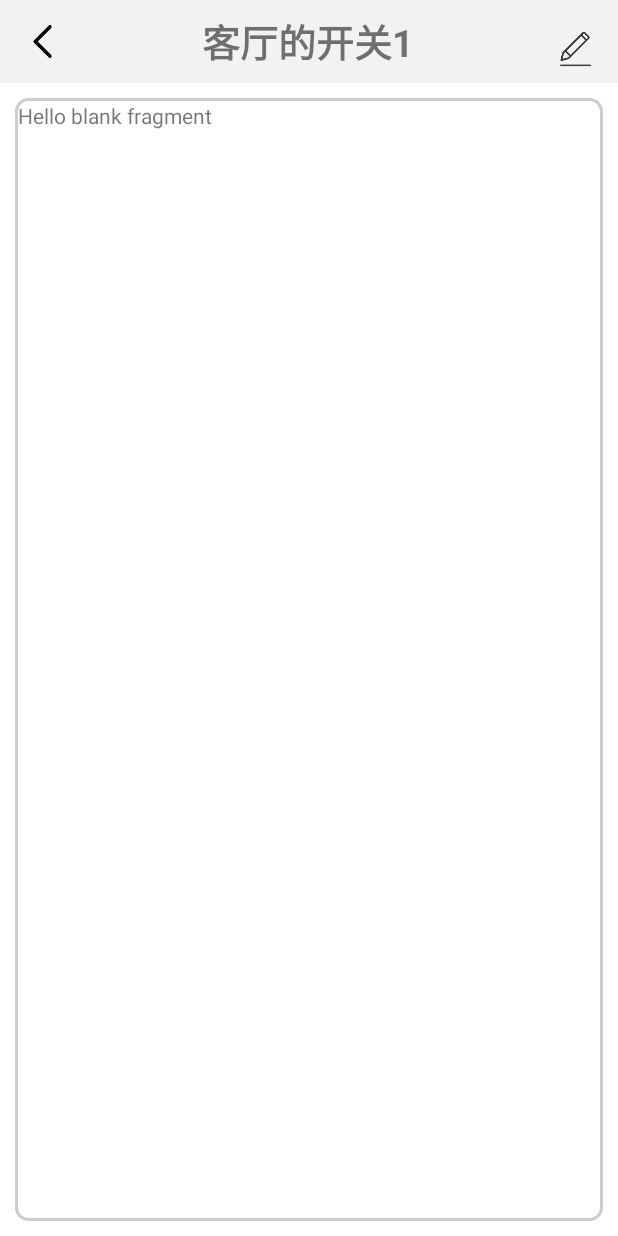
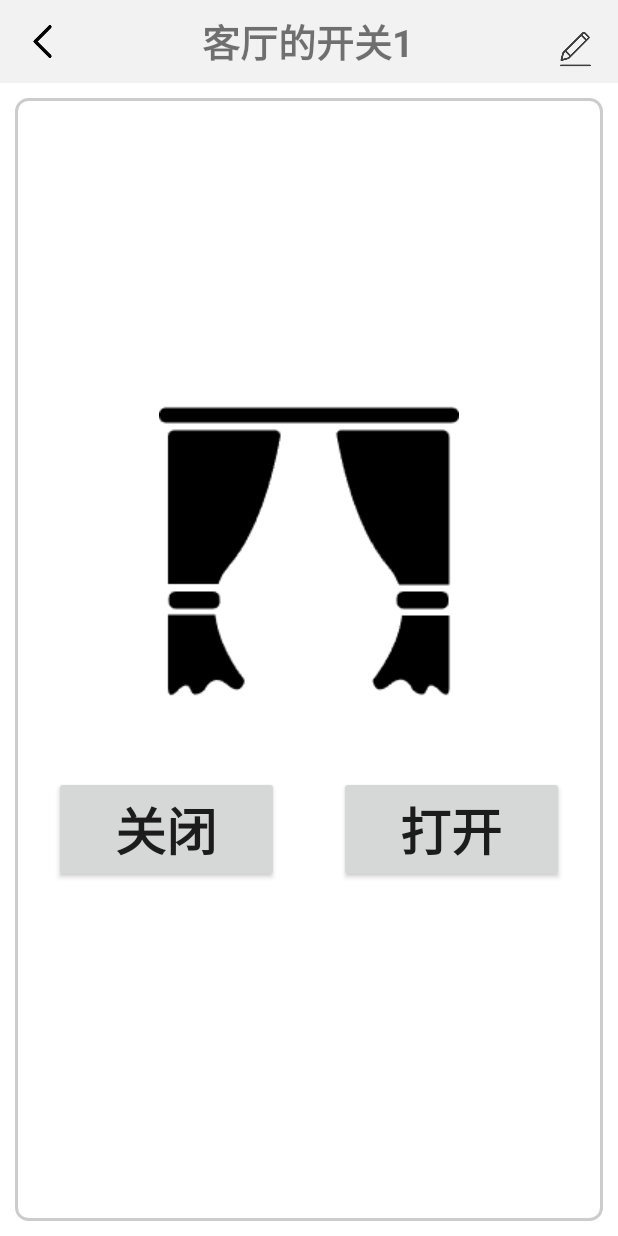
Before and after one commit to mj3622/SmartHomeApp, an Android app: the fragment CurtainFragment placed in its activity, on a phone screen of 412 x 824 dp. Run offline under Robolectric (Android 15) with nearby library versions, the phone set to English and light mode, and no system bars; network calls fail.

Commit message:
finish curtain controller

```diff
--- a/app/src/main/java/com/minjer/smarthome/deviceFragent/CurtainFragment.java
+++ b/app/src/main/java/com/minjer/smarthome/deviceFragent/CurtainFragment.java
@@ -7,14 +7,21 @@ import androidx.fragment.app.Fragment;
 import android.view.LayoutInflater;
 import android.view.View;
 import android.view.ViewGroup;
+import android.widget.ImageView;
 
 import com.minjer.smarthome.R;
+import com.minjer.smarthome.http.ActionClient;
+import com.minjer.smarthome.pojo.Action;
 import com.minjer.smarthome.pojo.Device;
+import com.minjer.smarthome.utils.TimeUtil;
 
 public class CurtainFragment extends Fragment {
 
     private static final String TAG = "CurtainFragment";
     private Device device;
+
+    ImageView curtainClose;
+    ImageView curtainOpen;
 
     @Override
     public void onCreate(Bundle savedInstanceState) {
@@ -36,6 +43,23 @@ public class CurtainFragment extends Fragment {
     public View onCreateView(LayoutInflater inflater, ViewGroup container, Bundle savedInstanceState) {
         View rootView = inflater.inflate(R.layout.fragment_curtain, container, false);
 
+        curtainClose = rootView.findViewById(R.id.curtainCloseImage);
+        curtainOpen = rootView.findViewById(R.id.curtainOpenImage);
+
+        rootView.findViewById(R.id.closeCurtain).setOnClickListener(v -> {
+            Action action = new Action(device.getID(), Action.ACTION_TYPE_CLOSE, TimeUtil.getNowMillis(), device.getType());
+            ActionClient.sendAction(rootView.getContext(), action);
+            curtainClose.setVisibility(View.VISIBLE);
+            curtainOpen.setVisibility(View.GONE);
+        });
+
+        rootView.findViewById(R.id.openCurtain).setOnClickListener(v -> {
+            Action action = new Action(device.getID(), Action.ACTION_TYPE_OPEN, TimeUtil.getNowMillis(), device.getType());
+            ActionClient.sendAction(rootView.getContext(), action);
+            curtainClose.setVisibility(View.GONE);
+            curtainOpen.setVisibility(View.VISIBLE);
+        });
+
         return rootView;
     }
 
--- a/app/src/main/java/com/minjer/smarthome/http/ActionClient.java
+++ b/app/src/main/java/com/minjer/smarthome/http/ActionClient.java
@@ -89,6 +89,7 @@ private static String exchange;
             channel.close();
             connection.close();
         } catch (Exception e) {
+            Log.e(TAG, message);
             Log.e(TAG, "Failed to send message", e);
         }
     }
--- a/app/src/main/res/layout/fragment_curtain.xml
+++ b/app/src/main/res/layout/fragment_curtain.xml
@@ -5,10 +5,56 @@
     android:layout_height="match_parent"
     tools:context=".deviceFragent.CurtainFragment">
 
-    <!-- TODO: Update blank fragment layout -->
-    <TextView
+    <LinearLayout
         android:layout_width="match_parent"
         android:layout_height="match_parent"
-        android:text="@string/hello_blank_fragment" />
+        android:layout_marginTop="150dp"
+        android:orientation="vertical">
+
+        <ImageView
+            android:id="@+id/curtainOpenImage"
+            android:layout_width="match_parent"
+            android:layout_height="300dp"
+            android:scaleType="center"
+            android:src="@drawable/curtain_open" />
+
+        <ImageView
+            android:id="@+id/curtainCloseImage"
+            android:layout_width="match_parent"
+            android:layout_height="300dp"
+            android:scaleType="center"
+            android:src="@drawable/curtain_close"
+            android:visibility="gone" />
+
+        <LinearLayout
+            android:layout_width="match_parent"
+            android:layout_height="wrap_content"
+            android:gravity="center"
+            android:orientation="horizontal">
+
+            <Button
+                android:id="@+id/closeCurtain"
+                android:layout_width="150dp"
+                android:layout_height="wrap_content"
+                android:onClick="closeCurtain"
+                android:text="关闭"
+                android:textSize="34dp"
+                android:layout_marginRight="20dp"
+                android:textStyle="bold" />
+
+            <Button
+                android:id="@+id/openCurtain"
+                android:layout_width="150dp"
+                android:layout_height="wrap_content"
+                android:onClick="openCurtain"
+                android:text="打开"
+                android:layout_marginLeft="20dp"
+                android:textSize="34dp"
+                android:textStyle="bold" />
+
+        </LinearLayout>
+
+
+    </LinearLayout>
 
 </FrameLayout>
```
Also changed, not shown: app/src/main/res/drawable/curtain_close.png (added), app/src/main/res/drawable/curtain_open.png (added).
